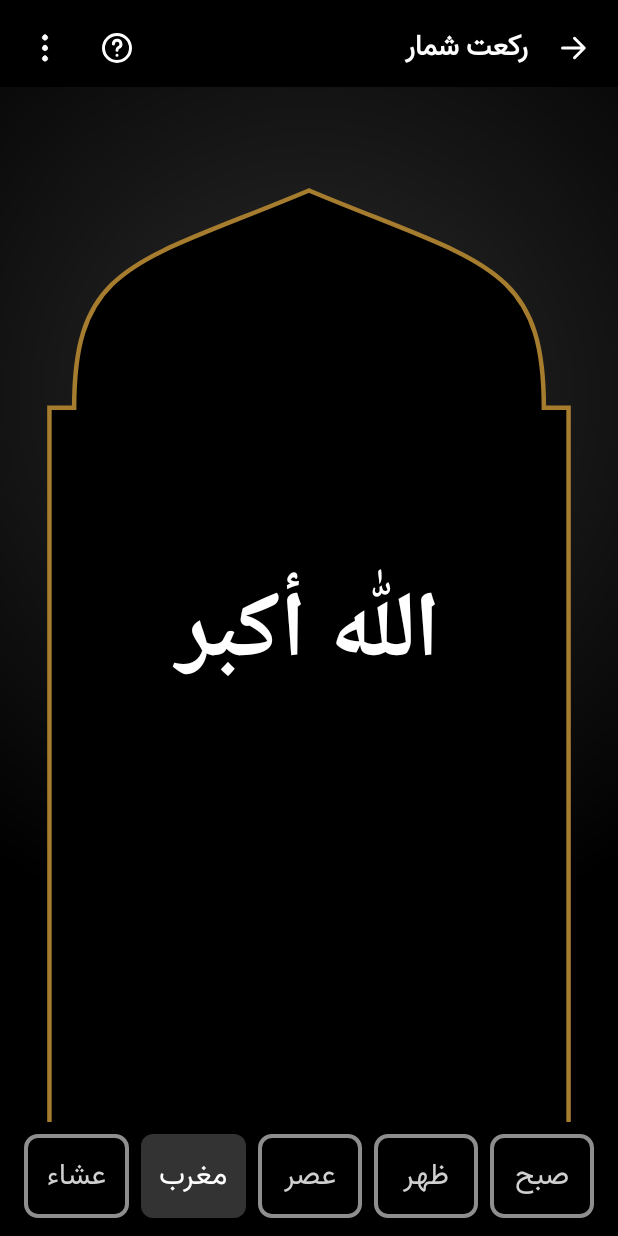
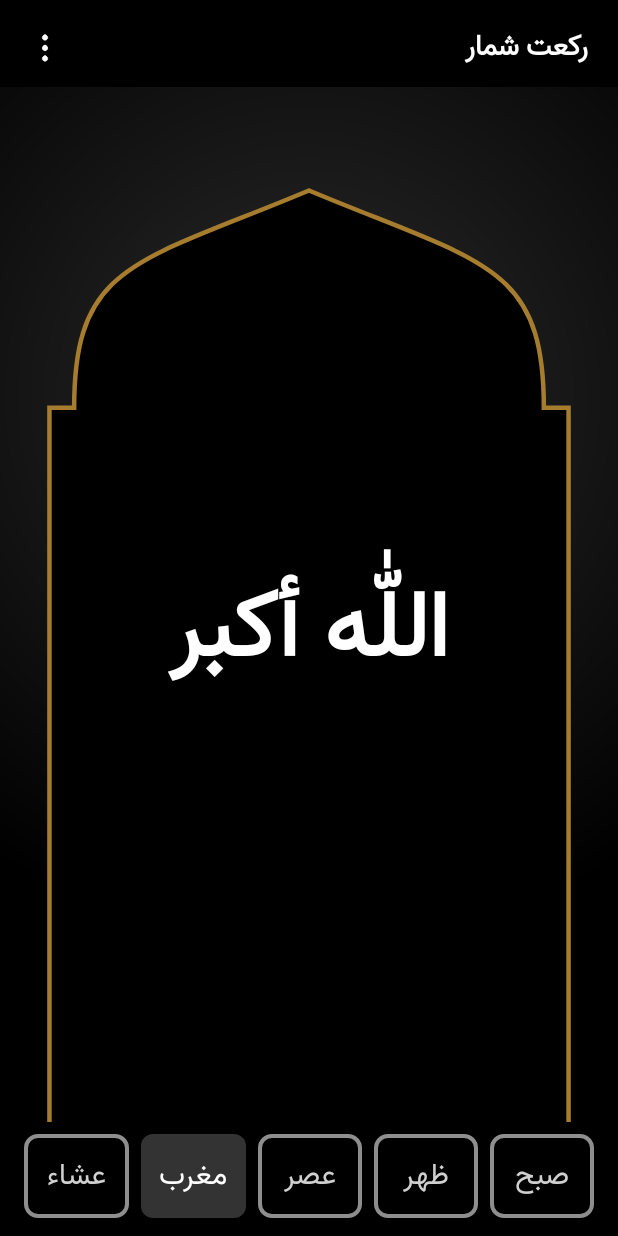
Before and after one commit to mohammad-reza-tajik/rakat-counter, an Android app: the screen it shows after launch (MainActivity), on a phone screen of 412 x 824 dp. Run offline under Robolectric (Android 15) with nearby library versions, the phone set to English and light mode, and no system bars.

Commit message:
remove unused features

```diff
--- a/app/src/main/res/drawable/ic_back.xml
+++ /dev/null
@@ -1,14 +0,0 @@
-<?xml version="1.0" encoding="utf-8"?>
-<vector xmlns:android="http://schemas.android.com/apk/res/android"
-    android:width="24dp"
-    android:height="24dp"
-    android:viewportWidth="24"
-    android:viewportHeight="24">
-    <path
-        android:fillColor="#00000000"
-        android:pathData="M5,12 H19 M13,5.5 L19.5,12 L13,18.5"
-        android:strokeColor="#FFFFFFFF"
-        android:strokeLineCap="round"
-        android:strokeLineJoin="round"
-        android:strokeWidth="2" />
-</vector>
--- a/app/src/main/res/drawable/ic_help.xml
+++ /dev/null
@@ -1,14 +0,0 @@
-<?xml version="1.0" encoding="utf-8"?>
-<vector xmlns:android="http://schemas.android.com/apk/res/android"
-    android:width="24dp"
-    android:height="24dp"
-    android:viewportWidth="24"
-    android:viewportHeight="24">
-    <path
-        android:fillColor="#00000000"
-        android:pathData="M3,12 A9,9 0 1 0 21,12 A9,9 0 1 0 3,12 Z M9.6,9.4 A2.5,2.5 0 1 1 13,11.7 C12.3,12.1 12,12.6 12,13.5 M12,16.8 H12.01"
-        android:strokeColor="#FFFFFFFF"
-        android:strokeLineCap="round"
-        android:strokeLineJoin="round"
-        android:strokeWidth="2" />
-</vector>
```
Also changed, not shown: app/src/main/java/com/rakat/counter/MainActivity.kt (+6 -57 lines), app/src/main/res/drawable/ic_launcher_foreground.xml (+43 -9 lines).
